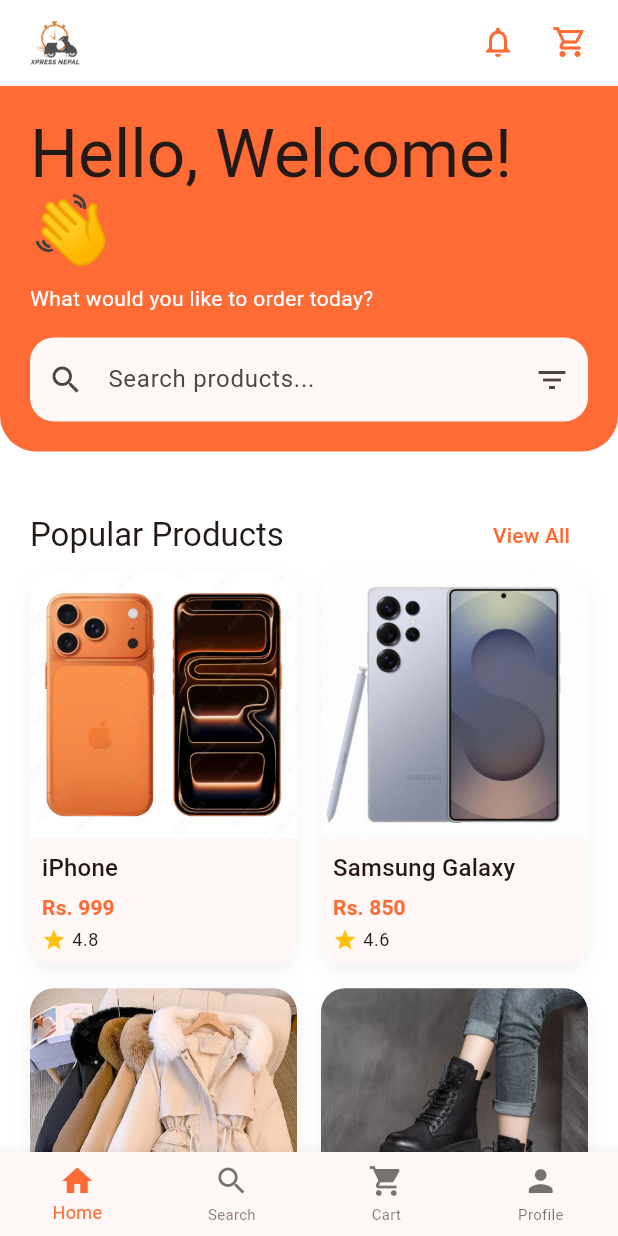
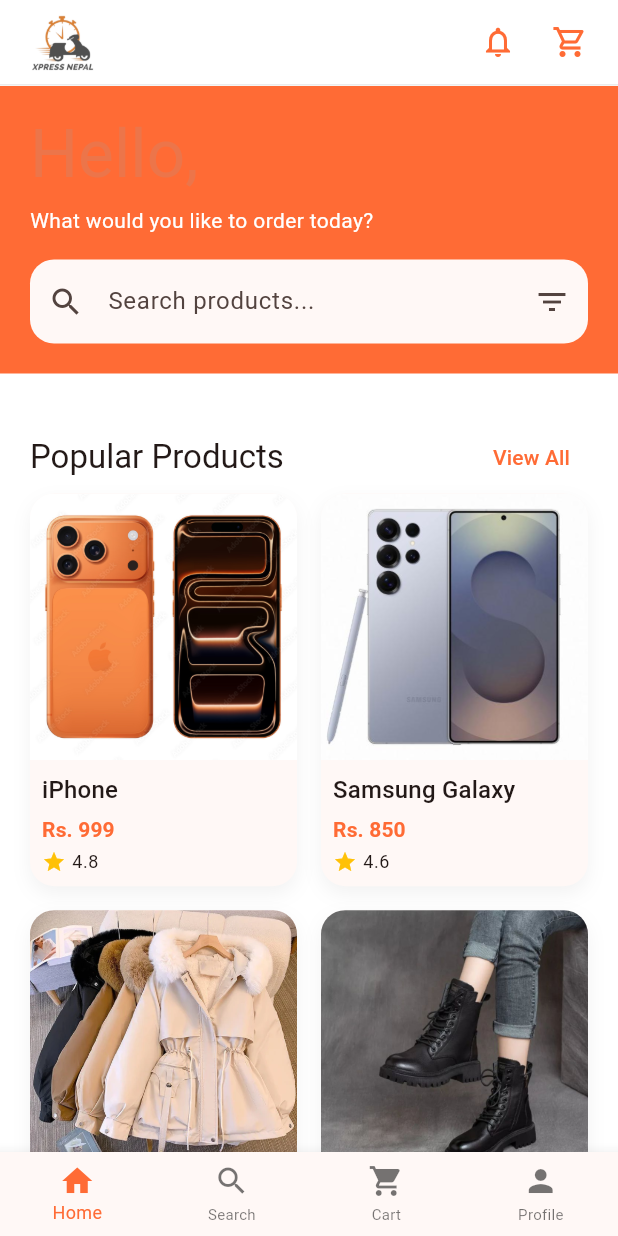
Before and after one commit to smritikhanal/xpress_nepal, a Flutter app: the HomeScreen screen opened directly, on a phone screen of 412 x 824 dp. Run offline on Flutter 3.47's test engine with Material 3 defaults, Android fonts, the phone set to English and light mode, and no system bars.

Commit message:
removed: unnecessary zip files
added:home screen design changes

```diff
--- a/lib/screens/home_screen.dart
+++ b/lib/screens/home_screen.dart
@@ -91,7 +91,7 @@ class _HomeScreenState extends State<HomeScreen> {
         elevation: 0,
         title: Image.asset(
           'assets/images/logo/logo.png',
-          height: isTablet ? 40 : 32,
+          height: isTablet ? 48 : 40,
           fit: BoxFit.contain,
         ),
         bottom: PreferredSize(
@@ -129,21 +129,19 @@ class _HomeScreenState extends State<HomeScreen> {
             // Header with Search
             Container(
               padding: EdgeInsets.all(isTablet ? _paddingXL : _paddingL),
-              decoration: BoxDecoration(
-                color: Theme.of(context).primaryColor,
-                borderRadius: BorderRadius.only(
-                  bottomLeft: Radius.circular(_radiusXL),
-                  bottomRight: Radius.circular(_radiusXL),
-                ),
-              ),
+              decoration: BoxDecoration(color: Theme.of(context).primaryColor),
               child: Column(
                 crossAxisAlignment: CrossAxisAlignment.start,
                 children: [
                   Text(
-                    'Hello, Welcome! 👋',
+                    'Hello,',
                     style: isTablet
-                        ? Theme.of(context).textTheme.displayLarge
-                        : Theme.of(context).textTheme.displayMedium,
+                        ? Theme.of(context).textTheme.displayLarge?.copyWith(
+                            color: Colors.grey.withOpacity(0.2),
+                          )
+                        : Theme.of(context).textTheme.displayMedium?.copyWith(
+                            color: Colors.grey.withOpacity(0.2),
+                          ),
                   ),
                   const SizedBox(height: _spaceS),
                   Text(
```
Also changed, not shown: 1 other file.
